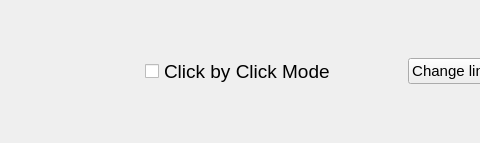
This is widgets/eulergraphsinfoandoptionswidget.ui in AmirHammoutene/RiseOfEnigmas as Qt 5 draws it before an edit; both pictures show x 447 to 927 and y 0 to 143 of the 1229 by 143 pixel window. The edited form follows.
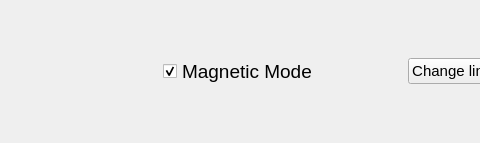
This is the edited form.

Commit message: Magnetic mode replacing old stay pressed mode

Patch:
```diff
--- a/widgets/eulergraphsinfoandoptionswidget.ui
+++ b/widgets/eulergraphsinfoandoptionswidget.ui
@@ -74,7 +74,10 @@
            </font>
           </property>
           <property name="text">
-           <string>Click by Click Mode</string>
+           <string>Magnetic Mode</string>
+          </property>
+          <property name="checked">
+           <bool>true</bool>
           </property>
          </widget>
         </item>
```
Left out of the diff: 2 changed lines with no effect on the pictures. The commit also changes 9 other files.
